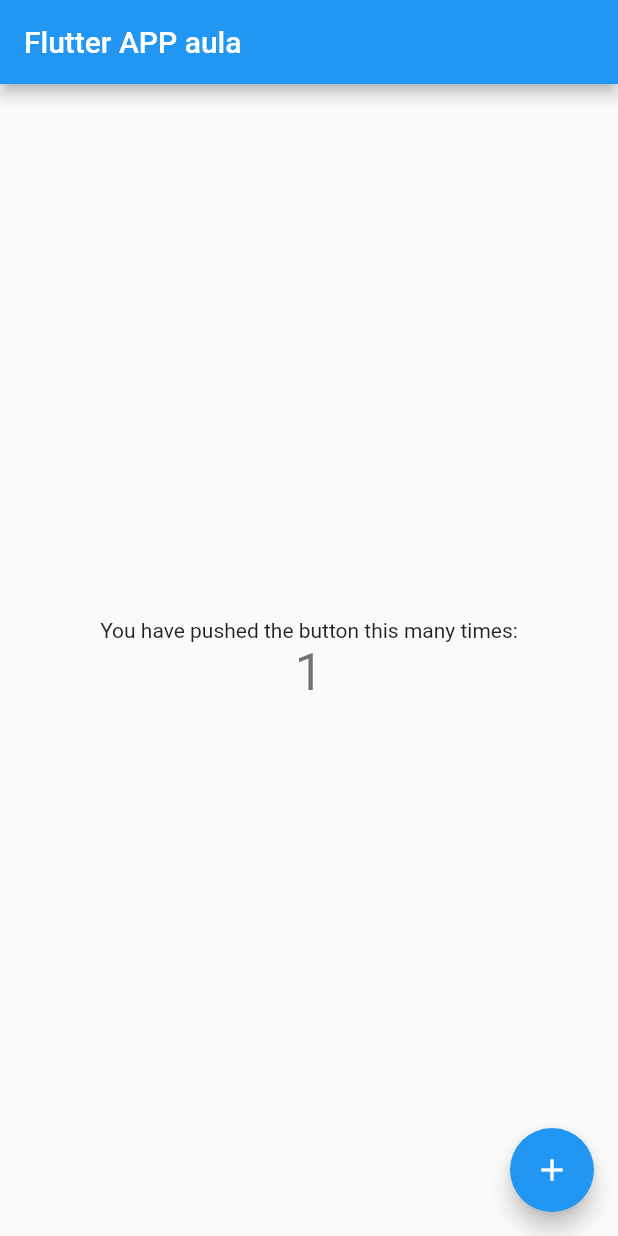
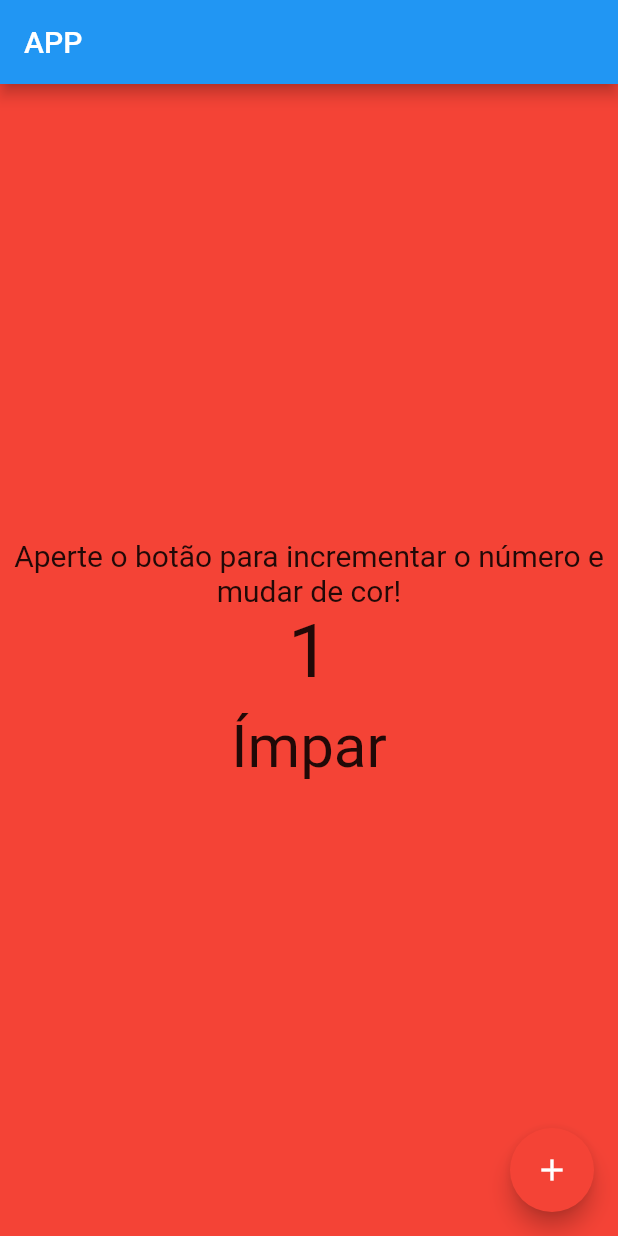
Before and after one commit to diogo-agb/flutter_app_aula, a Flutter app: the screen it shows after launch, after a tap on the "add" icon, on a phone screen of 412 x 824 dp. Run offline on Flutter 3.47's test engine with Material 2 defaults, Android fonts, the phone set to English and light mode, and no system bars.

Commit message:
increment change color

```diff
--- a/lib/main.dart
+++ b/lib/main.dart
@@ -13,52 +13,76 @@
       theme: ThemeData(
         primarySwatch: Colors.blue,
       ),
-      home: MyHomePage(title: 'Flutter APP aula'),
+      home: MyHomePage(),
     );
   }
 }
 
 class MyHomePage extends StatefulWidget {
-  MyHomePage({Key key, this.title}) : super(key: key);
-
-  final String title;
-
   @override
   _MyHomePageState createState() => _MyHomePageState();
 }
 
 class _MyHomePageState extends State<MyHomePage> {
   int _counter = 0;
+  var _color = Colors.blue;
+  String _txt = 'Par';
 
   void _incrementCounter() {
     setState(() {
       _counter++;
+      parOuImpar(_counter);
     });
+  }
+
+  void parOuImpar(int counter) {
+    if (counter % 2 == 0) {
+      _color = Colors.blue;
+      _txt = 'Par';
+    } else {
+      _color = Colors.red;
+      _txt = 'Ímpar';
+    }
   }
 
   @override
   Widget build(BuildContext context) {
-    print('Diogo');
-
     return Scaffold(
       appBar: AppBar(
-        title: Text(widget.title),
+        title: Text('APP'),
       ),
-      body: Center(
+      body: Container(
+        color: _color,
+        child: Padding(
+          padding: const EdgeInsets.all(8.0),
           child: Column(
             mainAxisAlignment: MainAxisAlignment.center,
             children: <Widget>[
+              // buildDropdownButton(),
               Text(
-              'You have pushed the button this many times:',
+                'Aperte o botão para incrementar o número e mudar de cor!',
+                style: TextStyle(
+                  fontSize: 20,
+                ),
+                textAlign: TextAlign.center,
               ),
               Text(
                 '$_counter',
-              style: Theme.of(context).textTheme.headline4,
+                style: TextStyle(fontSize: 50),
+              ),
+              SizedBox(
+                height: 10,
+              ),
+              Text(
+                '$_txt',
+                style: TextStyle(fontSize: 40),
               ),
             ],
           ),
         ),
+      ),
       floatingActionButton: FloatingActionButton(
+        backgroundColor: _color,
         onPressed: _incrementCounter,
         tooltip: 'Increment',
         child: Icon(Icons.add),
--- a/pubspec.yaml
+++ b/pubspec.yaml
@@ -18,7 +18,7 @@
 version: 1.0.0+1
 
 environment:
-  sdk: ">=2.7.0 <3.0.0"
+  sdk: ">=2.12.0 <3.0.0"
 
 dependencies:
   flutter:
```
Also changed, not shown: pubspec.lock. Lines whose indentation alone changed are shown as unchanged.
